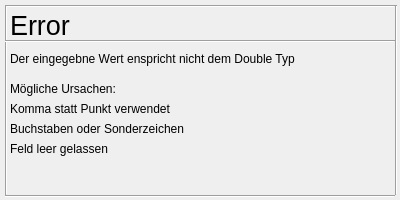
Before: the Qt Designer form CalcApplication/Error.ui in yannickflepp/PmSwEng, drawn with Qt 5.
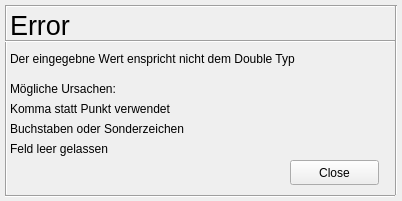
After: the same form once the commit is applied.

Diff of the .ui file:
```diff
--- a/CalcApplication/Error.ui
+++ b/CalcApplication/Error.ui
@@ -6,8 +6,8 @@
    <rect>
     <x>0</x>
     <y>0</y>
-    <width>400</width>
-    <height>200</height>
+    <width>402</width>
+    <height>201</height>
    </rect>
   </property>
   <property name="windowTitle">
@@ -161,6 +161,19 @@
     <string>Feld leer gelassen</string>
    </property>
   </widget>
+  <widget class="QPushButton" name="buttonCloseError">
+   <property name="geometry">
+    <rect>
+     <x>290</x>
+     <y>160</y>
+     <width>89</width>
+     <height>25</height>
+    </rect>
+   </property>
+   <property name="text">
+    <string>Close</string>
+   </property>
+  </widget>
  </widget>
  <resources/>
  <connections/>
```
